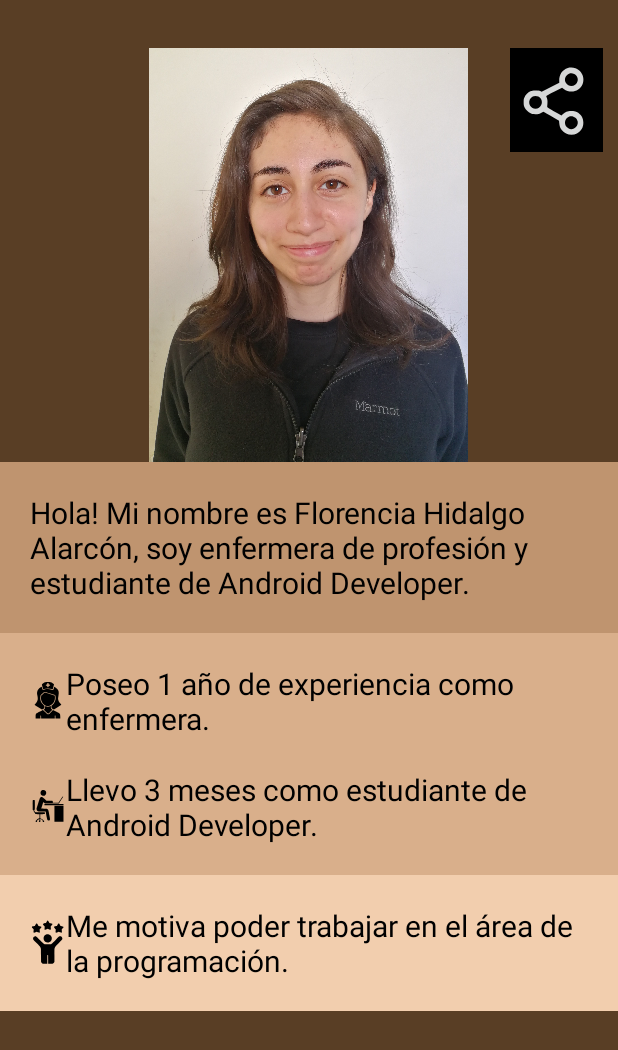
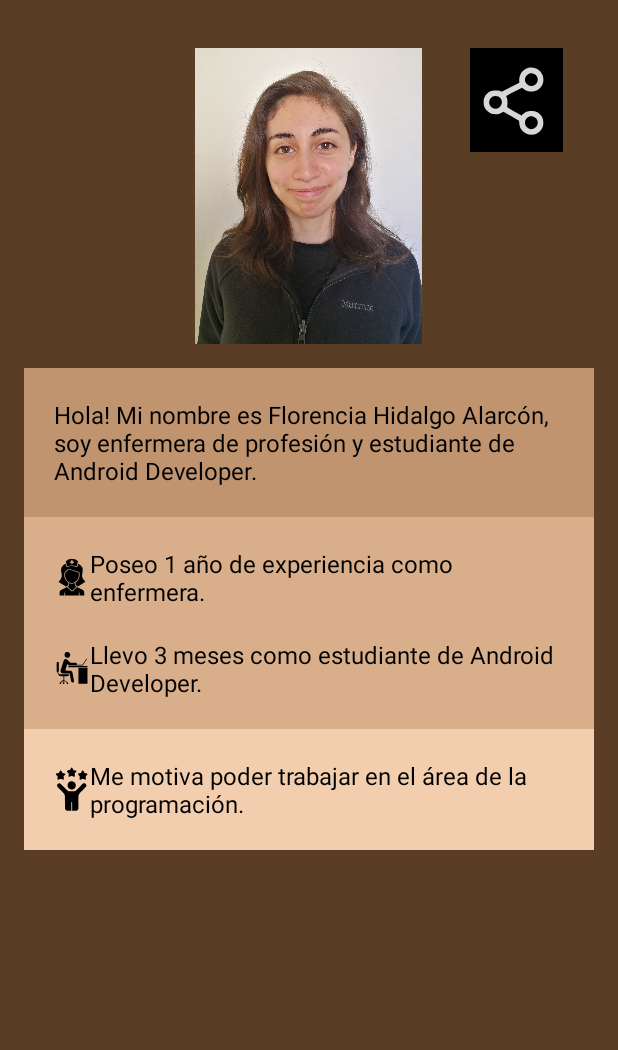
Before and after one commit to Scariu/Project_About_Me, an Android app: the screen it shows after launch (MainActivity), on a phone screen of 412 x 824 dp. Shown: the top 1050 px of the screen. Run offline under Robolectric (Android 15) with nearby library versions, the phone set to English and light mode, and no system bars.

Commit message:
Se modifican contraint de activity_main.xml

```diff
--- a/app/src/main/res/layout-land/activity_main.xml
+++ b/app/src/main/res/layout-land/activity_main.xml
@@ -9,12 +9,12 @@
 
     <ImageView
         android:id="@+id/imageViewFlo"
-        android:layout_width="330dp"
-        android:layout_height="276dp"
+        android:layout_width="266dp"
+        android:layout_height="230dp"
         android:layout_marginStart="16dp"
         android:layout_marginTop="24dp"
         android:layout_marginEnd="16dp"
-        android:layout_marginBottom="32dp"
+        android:layout_marginBottom="64dp"
         android:contentDescription="FotoFlorencia"
         android:scaleType="fitCenter"
         app:layout_constraintBottom_toBottomOf="parent"
@@ -29,16 +29,18 @@
         android:id="@+id/textViewAboutMe"
         android:layout_width="0dp"
         android:layout_height="wrap_content"
+        android:layout_marginTop="8dp"
+        android:layout_marginEnd="8dp"
         android:background="#BF946F"
         android:backgroundTint="#BF946F"
         android:padding="20dp"
         android:text="Soy Florencia"
         android:textColor="#000000"
-        android:textSize="20sp"
+        android:textSize="16sp"
         app:layout_constraintEnd_toEndOf="parent"
-        app:layout_constraintHorizontal_bias="1.0"
+        app:layout_constraintHorizontal_bias="0.0"
         app:layout_constraintStart_toEndOf="@+id/imageViewFlo"
-        tools:layout_editor_absoluteY="32dp" />
+        app:layout_constraintTop_toTopOf="parent" />
 
     <TextView
         android:id="@+id/textViewExpDevelop"
@@ -49,7 +51,7 @@
         android:padding="20dp"
         android:text="Experiencia Develop"
         android:textColor="#000000"
-        android:textSize="20sp"
+        android:textSize="16sp"
         app:layout_constraintEnd_toEndOf="@+id/textViewExpNurse"
         app:layout_constraintHorizontal_bias="0.0"
         app:layout_constraintStart_toStartOf="@+id/textViewExpNurse"
@@ -59,13 +61,13 @@
         android:id="@+id/textViewMoti"
         android:layout_width="0dp"
         android:layout_height="wrap_content"
-        android:layout_marginBottom="1dp"
+        android:layout_marginBottom="8dp"
         android:background="#F2CEAE"
         android:drawableLeft="@drawable/moti"
         android:padding="20dp"
         android:text="Motivación"
         android:textColor="#000000"
-        android:textSize="20sp"
+        android:textSize="16sp"
         app:layout_constraintBottom_toBottomOf="parent"
         app:layout_constraintEnd_toEndOf="@+id/textViewExpDevelop"
         app:layout_constraintHorizontal_bias="1.0"
@@ -82,11 +84,11 @@
         android:paddingLeft="20dp"
         android:paddingTop="20dp"
         android:paddingRight="20dp"
-        android:text="TextView"
+        android:text="Experiencia Enfermera"
         android:textColor="#000000"
-        android:textSize="20sp"
-        app:layout_constraintEnd_toEndOf="parent"
-        app:layout_constraintHorizontal_bias="0.0"
+        android:textSize="16sp"
+        app:layout_constraintEnd_toEndOf="@+id/textViewAboutMe"
+        app:layout_constraintHorizontal_bias="1.0"
         app:layout_constraintStart_toStartOf="@+id/textViewAboutMe"
         app:layout_constraintTop_toBottomOf="@+id/textViewAboutMe" />
 
@@ -94,14 +96,20 @@
         android:id="@+id/buttonContact"
         android:layout_width="wrap_content"
         android:layout_height="60dp"
+        android:layout_marginStart="32dp"
+        android:layout_marginTop="16dp"
+        android:layout_marginBottom="32dp"
         android:backgroundTint="#000000"
         android:text="Contact Me"
         android:textSize="20sp"
+        app:cornerRadius="10dp"
         app:layout_constraintBottom_toBottomOf="parent"
         app:layout_constraintEnd_toEndOf="parent"
-        app:layout_constraintHorizontal_bias="0.18"
+        app:layout_constraintHorizontal_bias="0.08"
         app:layout_constraintStart_toStartOf="parent"
         app:layout_constraintTop_toBottomOf="@+id/imageViewFlo"
-        app:layout_constraintVertical_bias="0.232" />
+        app:layout_constraintVertical_bias="0.081"
+        app:strokeColor="#BF946F"
+        app:strokeWidth="5dp" />
 
 </androidx.constraintlayout.widget.ConstraintLayout>
--- a/app/src/main/res/layout/activity_main.xml
+++ b/app/src/main/res/layout/activity_main.xml
@@ -9,11 +9,12 @@
 
     <ImageView
         android:id="@+id/imageViewFlo"
-        android:layout_width="330dp"
-        android:layout_height="276dp"
-        android:layout_marginStart="16dp"
+        android:layout_width="255dp"
+        android:layout_height="197dp"
+        android:layout_marginStart="40dp"
         android:layout_marginTop="32dp"
-        android:layout_marginEnd="16dp"
+        android:layout_marginEnd="40dp"
+        android:layout_marginBottom="100dp"
         android:scaleType="fitCenter"
         app:layout_constraintBottom_toBottomOf="parent"
         app:layout_constraintEnd_toEndOf="parent"
@@ -27,12 +28,15 @@
         android:id="@+id/textViewAboutMe"
         android:layout_width="0dp"
         android:layout_height="wrap_content"
+        android:layout_marginStart="16dp"
+        android:layout_marginTop="16dp"
+        android:layout_marginEnd="16dp"
         android:background="#BF946F"
         android:backgroundTint="#BF946F"
         android:padding="20dp"
         android:text="Soy Florencia"
         android:textColor="#000000"
-        android:textSize="20sp"
+        android:textSize="16sp"
         app:layout_constraintEnd_toEndOf="parent"
         app:layout_constraintHorizontal_bias="0.0"
         app:layout_constraintStart_toStartOf="parent"
@@ -47,7 +51,7 @@
         android:padding="20dp"
         android:text="Experiencia Develop"
         android:textColor="#000000"
-        android:textSize="20sp"
+        android:textSize="16sp"
         app:layout_constraintEnd_toEndOf="@+id/textViewExpNurse"
         app:layout_constraintHorizontal_bias="0.0"
         app:layout_constraintStart_toStartOf="@+id/textViewExpNurse"
@@ -57,13 +61,13 @@
         android:id="@+id/textViewMoti"
         android:layout_width="0dp"
         android:layout_height="wrap_content"
-        android:layout_marginBottom="1dp"
+        android:layout_marginBottom="32dp"
         android:background="#F2CEAE"
         android:drawableLeft="@drawable/moti"
         android:padding="20dp"
         android:text="Motivación"
         android:textColor="#000000"
-        android:textSize="20sp"
+        android:textSize="16sp"
         app:layout_constraintBottom_toBottomOf="parent"
         app:layout_constraintEnd_toEndOf="@+id/textViewExpDevelop"
         app:layout_constraintHorizontal_bias="1.0"
@@ -80,10 +84,10 @@
         android:paddingLeft="20dp"
         android:paddingTop="20dp"
         android:paddingRight="20dp"
-        android:text="TextView"
+        android:text="Experiencia Enfermera"
         android:textColor="#000000"
-        android:textSize="20sp"
-        app:layout_constraintEnd_toEndOf="parent"
+        android:textSize="16sp"
+        app:layout_constraintEnd_toEndOf="@+id/textViewAboutMe"
         app:layout_constraintHorizontal_bias="0.0"
         app:layout_constraintStart_toStartOf="@+id/textViewAboutMe"
         app:layout_constraintTop_toBottomOf="@+id/textViewAboutMe" />
@@ -92,12 +96,14 @@
         android:id="@+id/buttonContact"
         android:layout_width="62dp"
         android:layout_height="69dp"
+        android:layout_marginTop="32dp"
+        android:layout_marginEnd="32dp"
         android:contentDescription="FotoFlorencia"
-        app:layout_constraintBottom_toBottomOf="@+id/imageViewFlo"
-        app:layout_constraintEnd_toEndOf="@+id/imageViewFlo"
-        app:layout_constraintHorizontal_bias="0.42"
-        app:layout_constraintStart_toEndOf="@+id/imageViewFlo"
-        app:layout_constraintTop_toTopOf="@+id/imageViewFlo"
+        app:layout_constraintBottom_toBottomOf="parent"
+        app:layout_constraintEnd_toEndOf="parent"
+        app:layout_constraintHorizontal_bias="0.986"
+        app:layout_constraintStart_toStartOf="parent"
+        app:layout_constraintTop_toTopOf="parent"
         app:layout_constraintVertical_bias="0.0"
         app:srcCompat="@drawable/share" />
 
```
Also changed, not shown: app/src/main/res/layout/activity_second.xml (+33 -12 lines).
